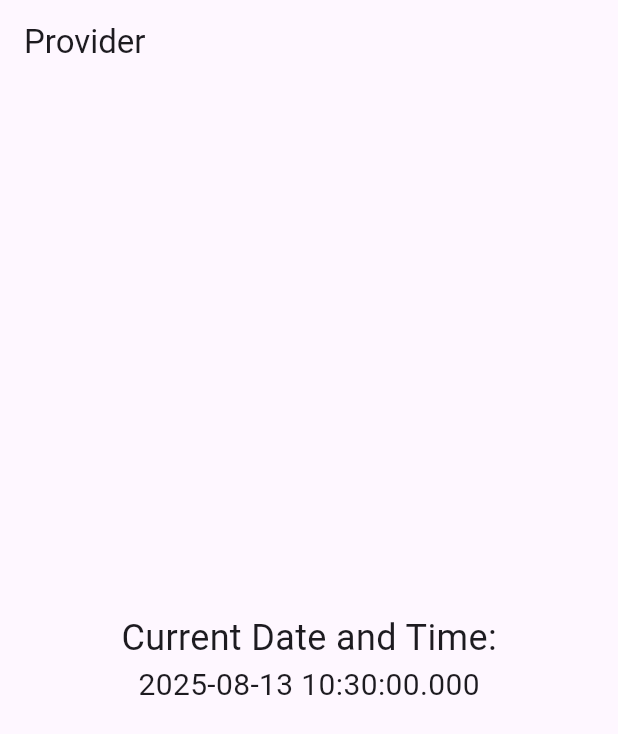
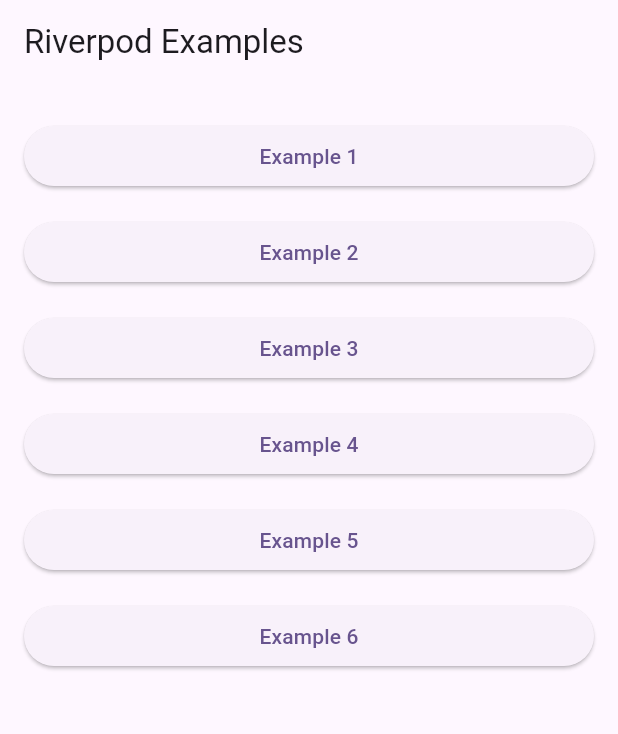
Before and after one commit to Bandy7/flutter-riverpod-examples, a Flutter app: the screen it shows after launch, on a phone screen of 412 x 824 dp. Shown: the top 734 px of the screen. Run offline on Flutter 3.47's test engine with Material 3 defaults, Android fonts, the phone set to English and light mode, and no system bars; our stand-ins replace hooks_riverpod.

Commit message:
Refactor main.dart to implement MainScreen with navigation to examples

```diff
--- a/lib/main.dart
+++ b/lib/main.dart
@@ -1,6 +1,11 @@
 import 'package:flutter/material.dart';
 import 'package:hooks_riverpod/hooks_riverpod.dart';
 import 'package:riverpod_examples/examples/example1.dart';
+import 'package:riverpod_examples/examples/example2.dart';
+import 'package:riverpod_examples/examples/example3.dart';
+import 'package:riverpod_examples/examples/example4.dart';
+import 'package:riverpod_examples/examples/example5.dart';
+import 'package:riverpod_examples/examples/example6.dart';
 
 void main() {
   runApp(
@@ -18,7 +23,47 @@ class MyApp extends StatelessWidget {
       theme: ThemeData(
         colorScheme: ColorScheme.fromSeed(seedColor: Colors.deepPurple),
       ),
-      home: const Example1(),
+      home: const MainScreen(),
     );
   }
 }
+
+class MainScreen extends StatelessWidget {
+  const MainScreen({super.key});
+
+  @override
+  Widget build(BuildContext context) {
+    final screens = [
+      {'title': 'Example 1', 'widget': const Example1()},
+      {'title': 'Example 2', 'widget': const Example2()},
+      {'title': 'Example 3', 'widget': const Example3()},
+      {'title': 'Example 4', 'widget': const Example4()},
+      {'title': 'Example 5', 'widget': const Example5()},
+      {'title': 'Example 6', 'widget': const Example6()},
+    ];
+
+    return Scaffold(
+      appBar: AppBar(title: Text('Riverpod Examples')),
+      body: ListView.builder(
+        padding: const EdgeInsets.all(16),
+        itemCount: screens.length,
+        itemBuilder: (context, index) {
+          return Padding(
+            padding: const EdgeInsets.symmetric(vertical: 8),
+            child: ElevatedButton(
+              onPressed: () {
+                Navigator.push(
+                  context,
+                  MaterialPageRoute(
+                    builder: (_) => screens[index]['widget'] as Widget,
+                  ),
+                );
+              },
+              child: Text(screens[index]['title'] as String),
+            ),
+          );
+        },
+      ),
+    );
+  }
+}
```
